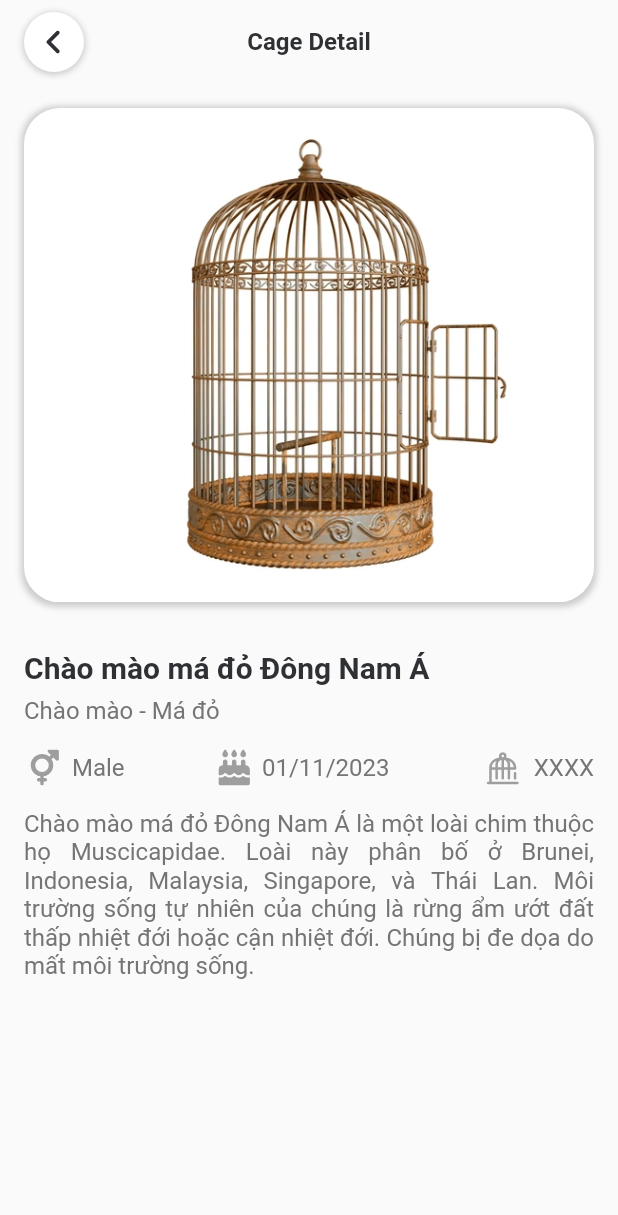
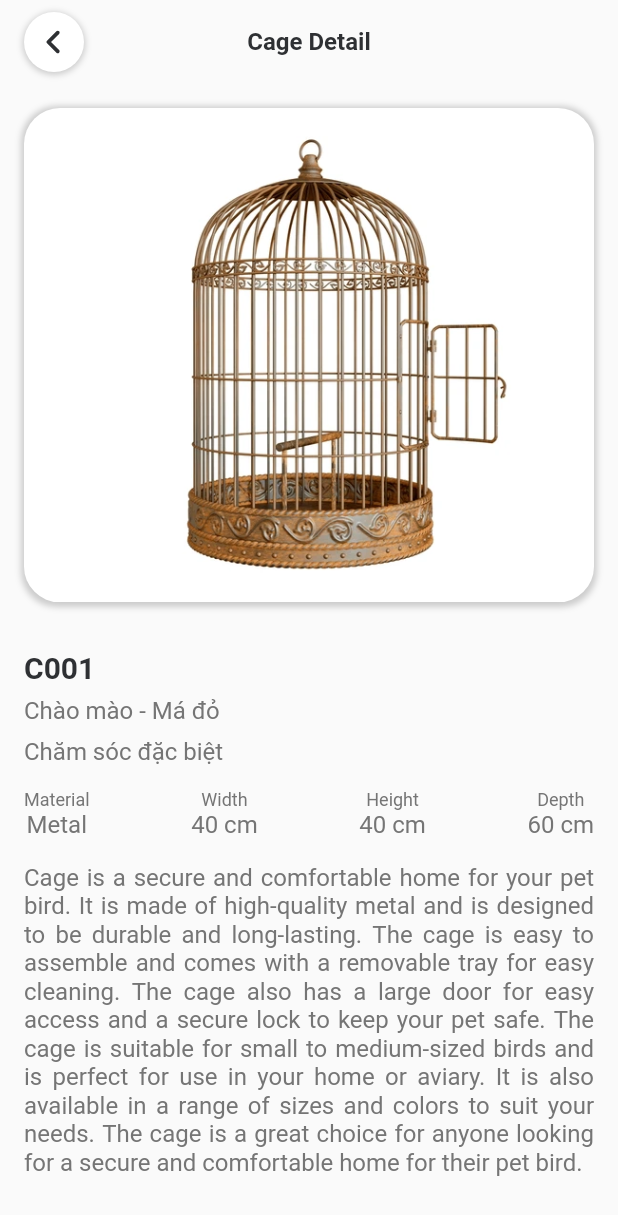
Before and after one commit to votatntai/BFS-Mobile, a Flutter app: the CageDetailScreen screen opened by its route, on a phone screen of 412 x 824 dp. Shown: the top 1215 px of the screen. Run offline on Flutter 3.47's test engine with Material 2 defaults, Android fonts, the phone set to English and light mode, and no system bars; our stand-ins replace dio, flutter_bloc, flutter_svg, get_it, nb_utils.

Commit message:
Profile and Cage detail

```diff
--- a/lib/cubit/login/login_cubit.dart
+++ b/lib/cubit/login/login_cubit.dart
@@ -1,6 +1,6 @@
-import 'package:flutter_application_1/domain/repositories/user_repo.dart';
+
 import 'package:flutter_bloc/flutter_bloc.dart';
-
+import '../../domain/repositories/user_repo.dart';
 import '../../utils/get_it.dart';
 import 'login_state.dart';
 
--- a/lib/fragments/ProfileFragment.dart
+++ b/lib/fragments/ProfileFragment.dart
@@ -1,9 +1,15 @@
 import 'package:flutter/material.dart';
-import 'package:flutter_application_1/screens/LoginScreen.dart';
-import 'package:flutter_application_1/utils/colors.dart';
+import 'package:flutter_bloc/flutter_bloc.dart';
+import 'package:flutter_svg/svg.dart';
 import 'package:nb_utils/nb_utils.dart';
 
+import '../cubit/staff/staff_cubit.dart';
+import '../cubit/staff/staff_state.dart';
+import '../screens/LoginScreen.dart';
+import '../utils/app_assets.dart';
+import '../utils/colors.dart';
 import '../utils/constants.dart';
+import '../utils/gap.dart';
 
 class ProfileFragment extends StatefulWidget {
   const ProfileFragment({super.key});
@@ -18,20 +24,58 @@ class _ProfileFragmentState extends State<ProfileFragment> {
   Widget build(BuildContext context) {
     return SafeArea(
       child: Container(
-          child: loading ? CircularProgressIndicator() : Column(
+              child: loading
+                  ? const CircularProgressIndicator()
+                  : BlocProvider<StaffCubit>(
+                      create: (context) => StaffCubit()..getStaffInformation(),
+                      child: BlocBuilder<StaffCubit, StaffState>(
+                          builder: (context, state) {
+                        if (state is StaffLoadingState) {
+                          return const Center(child: CircularProgressIndicator());
+                        }
+                        if (state is StaffSuccessState) {
+                          var staff = state.staff;
+                          return Column(
                             mainAxisAlignment: MainAxisAlignment.center,
                             children: [
+                              ClipRRect(borderRadius: BorderRadius.circular(60),child: FadeInImage.assetNetwork(placeholder: AppAssets.placeholder, image: staff.avatarUrl!, height: 120, width: 120, fit: BoxFit.cover,),),
+                              Gap.k16.height,
+                              Text(staff.name!, style: boldTextStyle(size: 20)),
+                              Gap.k16.height,
+                              Row(
+                                children: [
+                                  SvgPicture.asset(AppAssets.phone, height: 20, width: 20),
+                                  Gap.k16.width,
+                                  Text(staff.phone!, style: secondaryTextStyle(size: 16)),
+                                ],
+                              ),
+                              Gap.k16.height,
+                              Row(
+                                children: [
+                                  SvgPicture.asset(AppAssets.envelope, height: 20, width: 20),
+                                  Gap.k16.width,
+                                  Text(staff.email!, style: secondaryTextStyle(size: 16)),
+                                ],
+                              ),
+                              Gap.kSection.height,
                               Container(
-                padding: EdgeInsets.symmetric(vertical: 8),
+                                padding: const EdgeInsets.symmetric(vertical: 8),
                                 width: context.width(),
                                 decoration: BoxDecoration(
                                     color: primaryColor.withOpacity(0.2),
                                     borderRadius: BorderRadius.circular(20)),
-                child: Text('Logout', style: boldTextStyle(color: primaryColor))
+                                child: Text('Logout',
+                                        style:
+                                            boldTextStyle(color: primaryColor))
                                     .center(),
                               )
                             ],
-          ).paddingSymmetric(horizontal: 16, vertical: 32)).onTap(
+                          ).paddingSymmetric(horizontal: 16, vertical: 32);
+                        }
+                        return const SizedBox.shrink();
+                      }),
+                    ))
+          .onTap(
         () async {
           await setValue(AppConstant.TOKEN_KEY, '');
           setState(() {
--- a/lib/screens/BirdDetailScreen.dart
+++ b/lib/screens/BirdDetailScreen.dart
@@ -20,7 +20,8 @@ class BirdDetailScreen extends StatelessWidget {
         appBar: const MyAppBar(
             title: 'Bird Detail', leadingIcon: AppAssets.angle_left_svg),
         body: Background(
-          widget: Column(
+          widget: SingleChildScrollView(
+            child: Column(
               crossAxisAlignment: CrossAxisAlignment.start,
               children: [
                 Container(
@@ -91,6 +92,7 @@ class BirdDetailScreen extends StatelessWidget {
                     style: secondaryTextStyle(size: 16)),
               ],
             ).paddingSymmetric(horizontal: 16, vertical: 16),
+          ),
         ));
   }
 }
--- a/lib/screens/CageDetailScreen.dart
+++ b/lib/screens/CageDetailScreen.dart
@@ -20,7 +20,8 @@ class CageDetailScreen extends StatelessWidget {
         appBar: const MyAppBar(
             title: 'Cage Detail', leadingIcon: AppAssets.angle_left_svg),
         body: Background(
-          widget: Column(
+          widget: SingleChildScrollView(
+            child: Column(
               crossAxisAlignment: CrossAxisAlignment.start,
               children: [
                 Container(
@@ -31,7 +32,8 @@ class CageDetailScreen extends StatelessWidget {
                             color: Colors.grey.withOpacity(0.5),
                             spreadRadius: 2,
                             blurRadius: 3,
-                          offset: const Offset(0, 1), // changes position of shadow
+                            offset: const Offset(
+                                0, 1), // changes position of shadow
                           ),
                         ]),
                     child: ClipRRect(
@@ -42,55 +44,53 @@ class CageDetailScreen extends StatelessWidget {
                           height: context.width() * 0.8),
                     )),
                 Gap.kSection.height,
-              Text('Chào mào má đỏ Đông Nam Á', style: boldTextStyle(size: 20)),
+                Text('C001', style: boldTextStyle(size: 20)),
                 Gap.k8.height,
                 Text('Chào mào - Má đỏ', style: secondaryTextStyle(size: 16)),
                 Gap.k8.height,
+                Text('Chăm sóc đặc biệt', style: secondaryTextStyle(size: 16)),
+                Gap.k16.height,
                 Row(
                   mainAxisAlignment: MainAxisAlignment.spaceBetween,
                   children: [
-                  Row(
+                    Column(
                       children: [
-                      SvgPicture.asset(
-                        AppAssets.gender_svg,
-                        color: Colors.grey,
-                        height: 24,
-                      ),
+                        Text('Material', style: secondaryTextStyle(size: 12)),
                         Gap.k8.width,
-                      Text('Male', style: secondaryTextStyle(size: 16)),
+                        Text('Metal', style: secondaryTextStyle(size: 16)),
                       ],
                     ),
-                  Row(
+                    Column(
                       children: [
-                      SvgPicture.asset(
-                        AppAssets.cake_candles_svg,
-                        color: Colors.grey,
-                        height: 24,
-                      ),
+                        Text('Width', style: secondaryTextStyle(size: 12)),
                         Gap.k8.width,
-                      Text('01/11/2023', style: secondaryTextStyle(size: 16)),
+                        Text('40 cm', style: secondaryTextStyle(size: 16)),
                       ],
                     ),
-                  Row(
+                    Column(
                       children: [
-                      SvgPicture.asset(
-                        'assets/icons/cage.svg',
-                        color: Colors.grey,
-                        height: 32,
-                      ).paddingTop(8),
+                        Text('Height', style: secondaryTextStyle(size: 12)),
                         Gap.k8.width,
-                      Text('XXXX', style: secondaryTextStyle(size: 16)),
+                        Text('40 cm', style: secondaryTextStyle(size: 16)),
+                      ],
+                    ),
+                    Column(
+                      children: [
+                        Text('Depth', style: secondaryTextStyle(size: 12)),
+                        Gap.k8.width,
+                        Text('60 cm', style: secondaryTextStyle(size: 16)),
                       ],
                     ),
                   ],
                 ),
-              Gap.k8.height,
+                Gap.k16.height,
                 Text(
-                  'Chào mào má đỏ Đông Nam Á là một loài chim thuộc họ Muscicapidae. Loài này phân bố ở Brunei, Indonesia, Malaysia, Singapore, và Thái Lan. Môi trường sống tự nhiên của chúng là rừng ẩm ướt đất thấp nhiệt đới hoặc cận nhiệt đới. Chúng bị đe dọa do mất môi trường sống.',
+                    'Cage is a secure and comfortable home for your pet bird. It is made of high-quality metal and is designed to be durable and long-lasting. The cage is easy to assemble and comes with a removable tray for easy cleaning. The cage also has a large door for easy access and a secure lock to keep your pet safe. The cage is suitable for small to medium-sized birds and is perfect for use in your home or aviary. It is also available in a range of sizes and colors to suit your needs. The cage is a great choice for anyone looking for a secure and comfortable home for their pet bird.',
                     textAlign: TextAlign.justify,
                     style: secondaryTextStyle(size: 16)),
               ],
             ).paddingSymmetric(horizontal: 16, vertical: 16),
+          ),
         ));
   }
 }
--- a/lib/utils/app_assets.dart
+++ b/lib/utils/app_assets.dart
@@ -1,4 +1,5 @@
 class AppAssets {
+  static const String placeholder = 'assets/images/placeholder.jpg';
 
   static const String dove_svg = 'assets/icons/dove.svg';
   static const String user_svg = 'assets/icons/user.svg';
@@ -20,5 +21,6 @@ class AppAssets {
   static const String circle_svg = 'assets/icons/circle.svg';
   static const String circle_check_svg = 'assets/icons/circle-check.svg';
   static const String pen_to_square_svg = 'assets/icons/pen-to-square.svg';
-
+  static const String phone = 'assets/icons/phone.svg';
+  static const String envelope = 'assets/icons/envelope.svg';
 }
--- a/lib/utils/get_it.dart
+++ b/lib/utils/get_it.dart
@@ -1,4 +1,5 @@
 import 'package:dio/dio.dart';
+import 'package:flutter_application_1/cubit/staff/staff_cubit.dart';
 import 'package:flutter_application_1/domain/repositories/bird_repo.dart';
 import 'package:flutter_application_1/domain/repositories/user_repo.dart';
 import 'package:flutter_application_1/utils/dio.dart';
@@ -11,4 +12,6 @@ Future<void> initialGetIt() async {
 
   getIt.registerLazySingleton(() => UserRepo());
   getIt.registerLazySingleton(() => BirdRepo());
+
+  getIt.registerLazySingleton(() => StaffCubit());
 }
```
Also changed, not shown: lib/cubit/staff/staff_cubit.dart (added, +20 -0 lines), lib/cubit/staff/staff_state.dart (added, +15 -0 lines), lib/domain/models/staff.dart (added, +27 -0 lines), lib/domain/repositories/user_repo.dart (+15 -0 lines), assets/icons/envelope.svg (added), assets/icons/phone.svg (added). Lines whose indentation alone changed are shown as unchanged.
